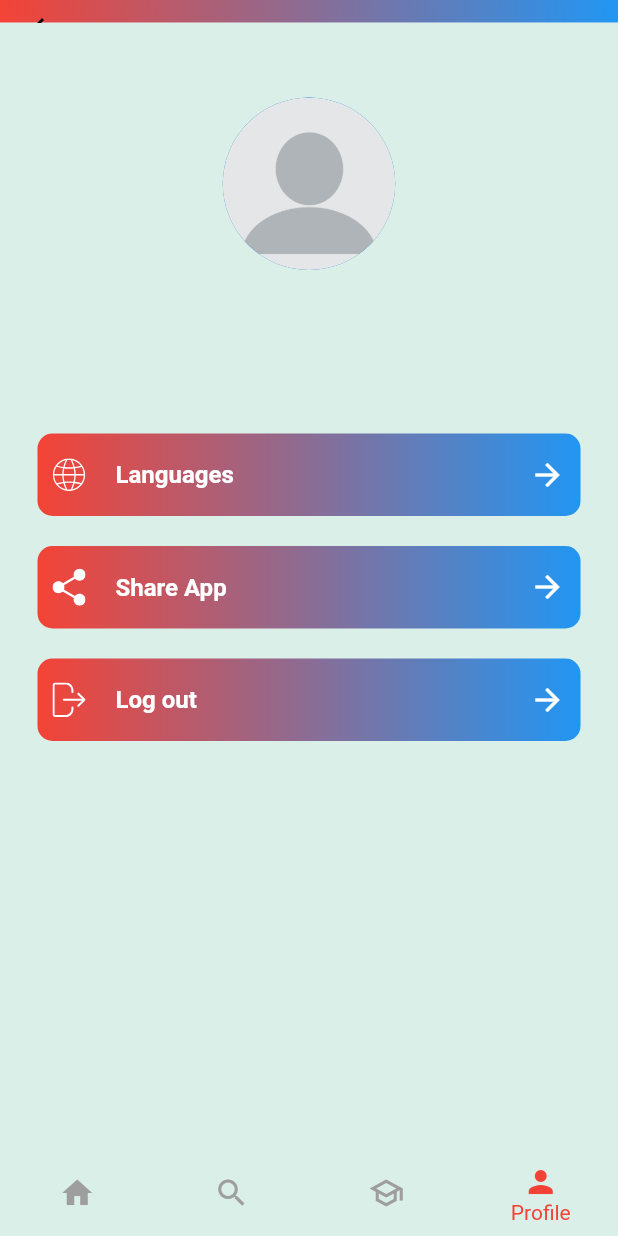
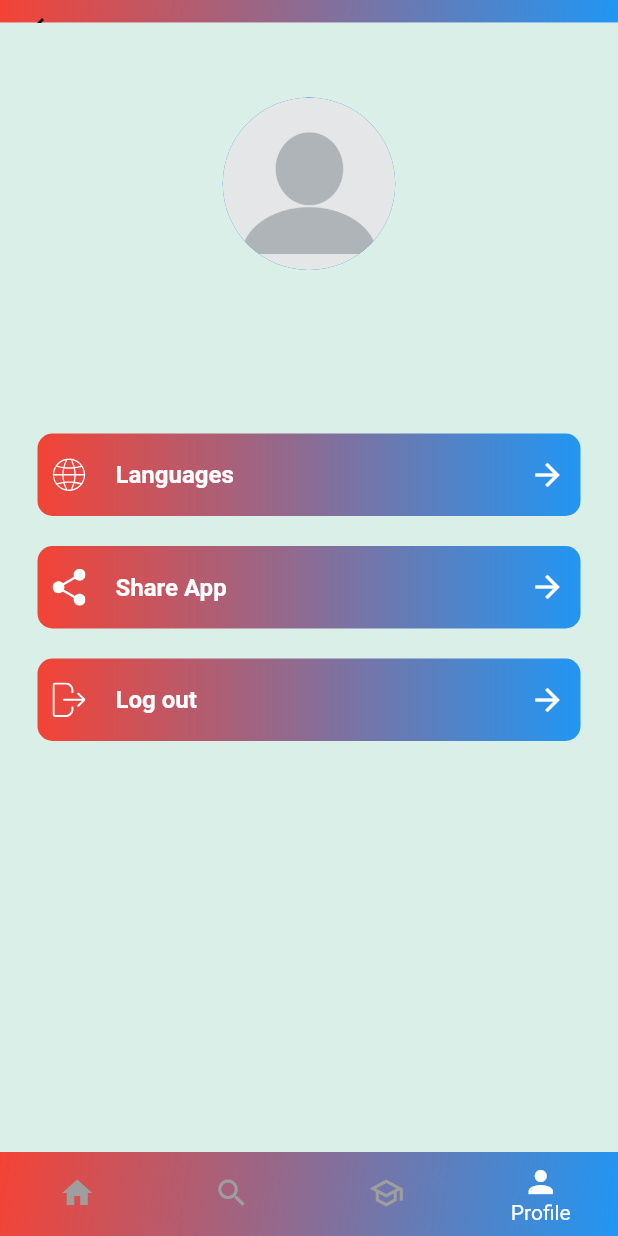
Before and after one commit to Mahmmoudoo223/Business-Capsule, a Flutter app: the BottomBar screen opened directly, item 4 of the bottom bar chosen, on a phone screen of 412 x 824 dp. Run offline on Flutter 3.47's test engine with Material 2 defaults, Android fonts, the phone set to English and light mode, and no system bars; our stand-ins replace animated_splash_screen, cloud_firestore, connectivity_plus, firebase_auth, firebase_core, firebase_storage and 8 more; missing offline and left inert: clipboard, flutter_inappwebview, flutter_launcher_icons, flutter_pdfview, flutter_windowmanager, onesignal_flutter; accounts and stored records are empty; network calls fail; project files that could hold a hidden picture were left out.

Commit message:
changed btm nav color

```diff
--- a/lib/screens/home/widget/Bottom_bar.dart
+++ b/lib/screens/home/widget/Bottom_bar.dart
@@ -52,12 +52,25 @@ class _BottomBarState extends State<BottomBar> {
       body: Center(
         child: widgetList[myIndex],
       ),
-      bottomNavigationBar: BottomNavigationBar(
+      bottomNavigationBar: _getBTMNavigationBar(context),
+    );
+  }
+
+  _getBTMNavigationBar(BuildContext context) {
+    return Container(
+      decoration: BoxDecoration(
+         gradient: LinearGradient(
+              colors: [Colors.red, Colors.blue],
+              begin: Alignment.topLeft,
+              end: Alignment.bottomRight,
+            ),
+      ),
+      child: BottomNavigationBar(
             showUnselectedLabels: false,
             elevation: 0,
-          selectedItemColor: Colors.red,
+            selectedItemColor: Colors.white,
             unselectedItemColor: Colors.grey,
-          backgroundColor: Color(0xFFDAEFE8),
+            backgroundColor: Colors.transparent,
             type: BottomNavigationBarType.fixed,
             onTap: (index) {
               setState(() {
```
Also changed, not shown: 1 other file. Lines whose indentation alone changed are shown as unchanged.
